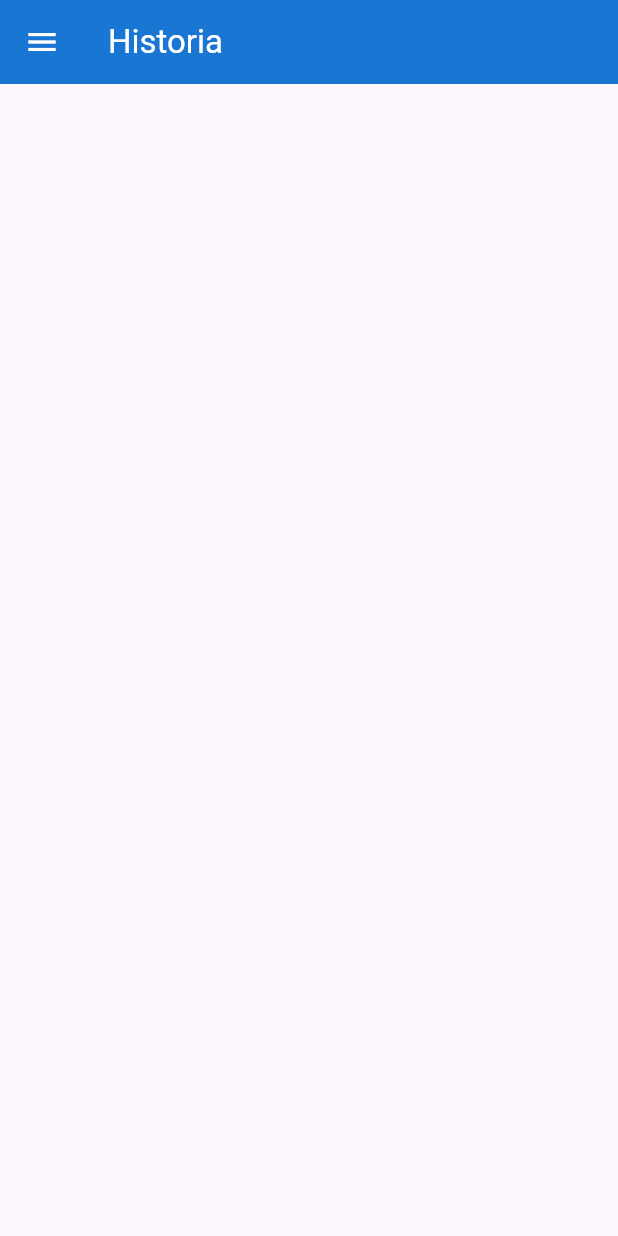
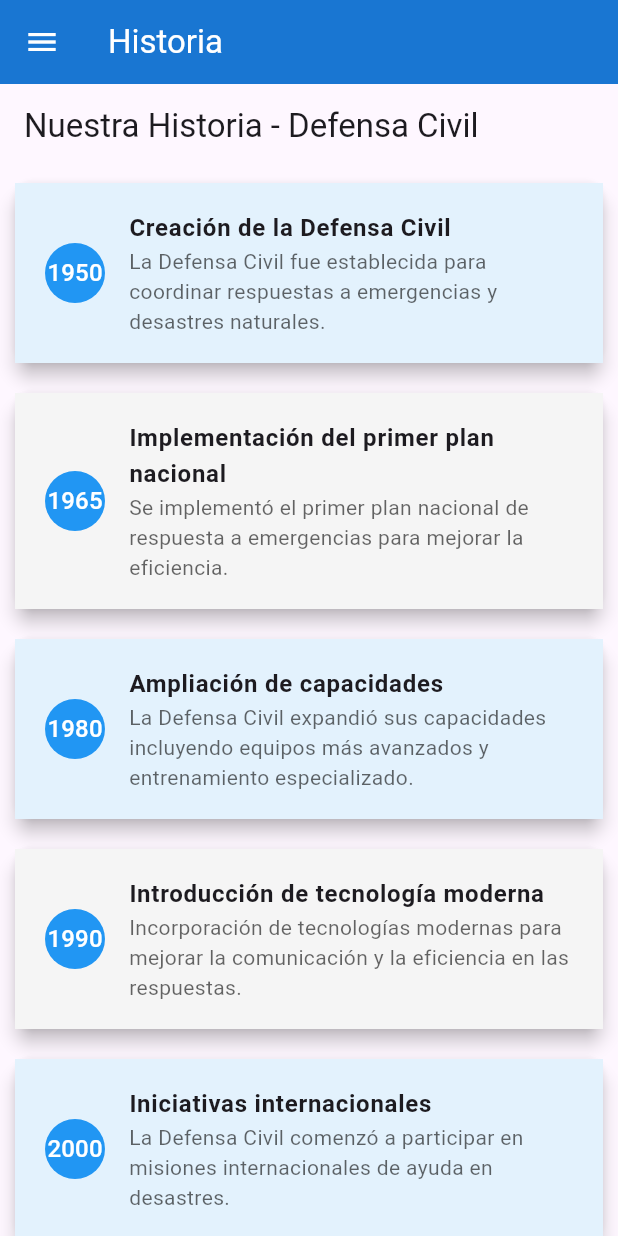
Before and after one commit to CaesaRR19/Defensa-Civil, a Flutter app: the screen it shows after launch, in the side drawer, after a tap on "Historia", on a phone screen of 412 x 824 dp. Run offline on Flutter 3.47's test engine with Material 3 defaults, Android fonts, the phone set to English and light mode, and no system bars.

Commit message:
feat: add history screen

```diff
--- a/defensa_civil/lib/pages/story/story.dart
+++ b/defensa_civil/lib/pages/story/story.dart
@@ -1,5 +1,6 @@
 import 'package:defensa_civil/menu/drawer.dart';
 import 'package:flutter/material.dart';
+import 'package:defensa_civil/pages/story/story_body.dart';
 
 class Story extends StatelessWidget {
   const Story({super.key});
@@ -15,7 +16,7 @@ class Story extends StatelessWidget {
         drawer: const NavigationDrawerMenu(),
         //FAVOR AQUI PONER EL DESARROLLO DE TU WIDGET Y TU PARTE
         //AQUI IRÁ STORY_BODY
-        body: null //StoryBody ,
+        body: StoryBody() //StoryBody ,
         );
   }
 }
--- a/defensa_civil/lib/pages/story/story_body.dart
+++ b/defensa_civil/lib/pages/story/story_body.dart
@@ -0,0 +1,78 @@
+import 'package:flutter/material.dart';
+
+class StoryBody extends StatelessWidget {
+  final List<Map<String, dynamic>> civilDefenseMilestones = [
+    {
+      "year": "1950",
+      "event": "Creación de la Defensa Civil",
+      "details": "La Defensa Civil fue establecida para coordinar respuestas a emergencias y desastres naturales."
+    },
+    {
+      "year": "1965",
+      "event": "Implementación del primer plan nacional",
+      "details": "Se implementó el primer plan nacional de respuesta a emergencias para mejorar la eficiencia."
+    },
+    {
+      "year": "1980",
+      "event": "Ampliación de capacidades",
+      "details": "La Defensa Civil expandió sus capacidades incluyendo equipos más avanzados y entrenamiento especializado."
+    },
+    {
+      "year": "1990",
+      "event": "Introducción de tecnología moderna",
+      "details": "Incorporación de tecnologías modernas para mejorar la comunicación y la eficiencia en las respuestas."
+    },
+    {
+      "year": "2000",
+      "event": "Iniciativas internacionales",
+      "details": "La Defensa Civil comenzó a participar en misiones internacionales de ayuda en desastres."
+    },
+    {
+      "year": "2010",
+      "event": "Mejora en la formación y preparación",
+      "details": "Se mejoraron los programas de formación y preparación para enfrentar emergencias más complejas."
+    },
+    {
+      "year": "2020",
+      "event": "Respuesta a la pandemia",
+      "details": "Jugó un papel crucial en la coordinación de la respuesta nacional a la pandemia de COVID-19."
+    }
+  ];
+
+  StoryBody({Key? key}) : super(key: key);
+
+@override
+  Widget build(BuildContext context) {
+    return Scaffold(
+      appBar: AppBar(
+        title: const Text("Nuestra Historia - Defensa Civil"),
+      ),
+      body: ListView.builder(
+        itemCount: civilDefenseMilestones.length,
+        itemBuilder: (context, index) {
+          final milestone = civilDefenseMilestones[index];
+          return Card(
+            margin: const EdgeInsets.all(10),
+            elevation: 5,
+            child: ListTile(
+              contentPadding: const EdgeInsets.symmetric(horizontal: 20, vertical: 10),
+              title: Text(
+                milestone['event'],
+                style: const TextStyle(fontWeight: FontWeight.bold),
+              ),
+              subtitle: Text(
+                milestone['details'],
+                style: TextStyle(color: Colors.black.withOpacity(0.6)),
+              ),
+              leading: CircleAvatar(
+                backgroundColor: Colors.blue,
+                child: Text(milestone['year'], style: const TextStyle(color: Colors.white)),
+              ),
+              tileColor: index % 2 == 0 ? Colors.blue[50] : Colors.grey[100],
+            ),
+          );
+        },
+      ),
+    );
+  }
+}
```
